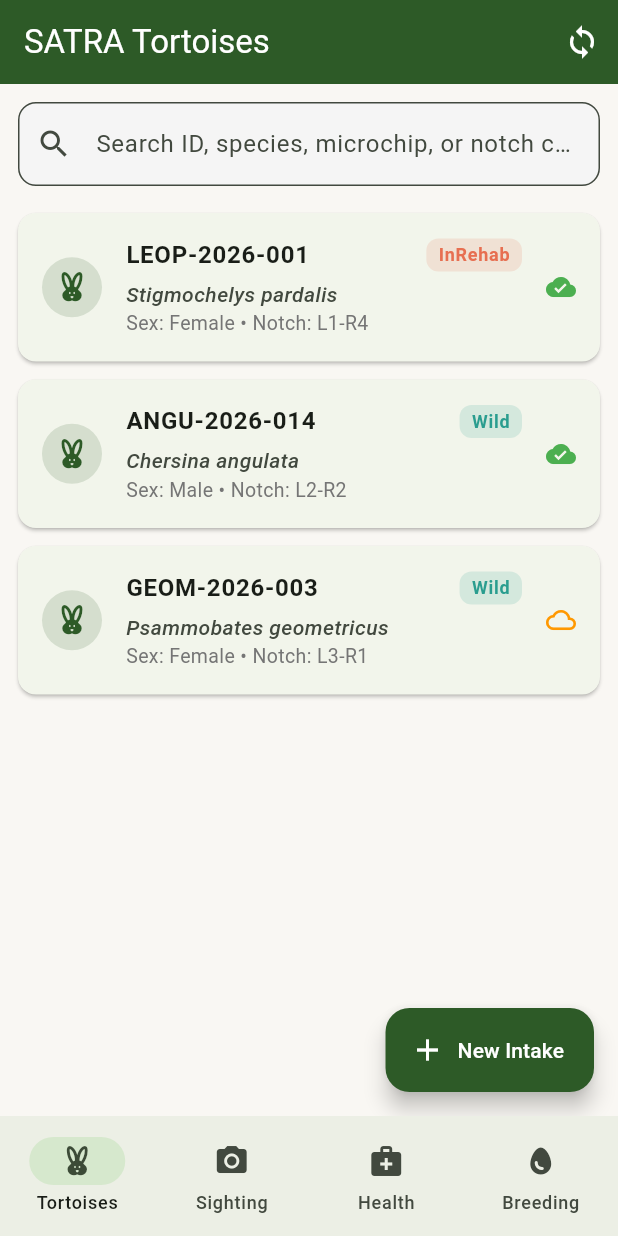
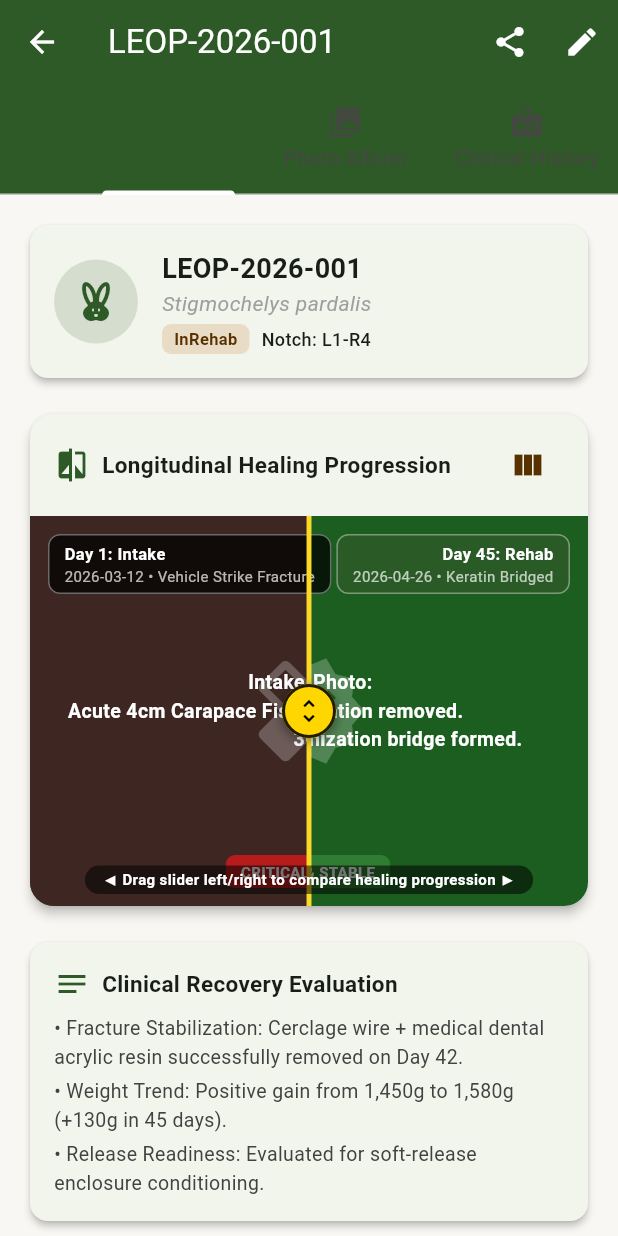
Before and after one commit to faustzar/satra, a Flutter app: the screen it shows after launch, after a tap on "LEOP-2026-001", on a phone screen of 412 x 824 dp. Run offline on Flutter 3.47's test engine with Material 3 defaults, Android fonts, the phone set to English and light mode, and no system bars; our stand-ins replace flutter_riverpod, sqflite; accounts and stored records are empty.

Commit message:
feat(mobile): add longitudinal photo comparison slider (split-wipe & dual view) and specimen detail medical records

```diff
--- /dev/null
+++ b/mobile/lib/features/specimens/presentation/specimen_detail_screen.dart
@@ -0,0 +1,325 @@
+import 'package:flutter/material.dart';
+import '../../../../core/constants/colors.dart';
+import '../models/specimen.dart';
+import 'widgets/photo_comparison_slider.dart';
+import 'widgets/scute_notch_picker.dart';
+
+class SpecimenDetailScreen extends StatefulWidget {
+  final Specimen specimen;
+
+  const SpecimenDetailScreen({
+    super.key,
+    required this.specimen,
+  });
+
+  @override
+  State<SpecimenDetailScreen> createState() => _SpecimenDetailScreenState();
+}
+
+class _SpecimenDetailScreenState extends State<SpecimenDetailScreen> with SingleTickerProviderStateMixin {
+  late TabController _tabController;
+
+  @override
+  void initState() {
+    super.initState();
+    _tabController = TabController(length: 4, vsync: this);
+  }
+
+  @override
+  Widget build(BuildContext context) {
+    final sp = widget.specimen;
+
+    return Scaffold(
+      appBar: AppBar(
+        title: Text(sp.customIdentifier),
+        actions: [
+          IconButton(
+            icon: const Icon(Icons.share),
+            tooltip: "Export Specimen Record",
+            onPressed: () {},
+          ),
+          IconButton(
+            icon: const Icon(Icons.edit),
+            tooltip: "Edit Profile",
+            onPressed: () {},
+          ),
+        ],
+        bottom: TabBar(
+          controller: _tabController,
+          isScrollable: true,
+          tabs: const [
+            Tab(icon: Icon(Icons.compare), text: "Healing Slider"),
+            Tab(icon: Icon(Icons.photo_library), text: "Photo Album"),
+            Tab(icon: Icon(Icons.medical_information), text: "Clinical History"),
+            Tab(icon: Icon(Icons.fingerprint), text: "ID & Notches"),
+          ],
+        ),
+      ),
+      body: TabBarView(
+        controller: _tabController,
+        children: [
+          // Tab 1: Longitudinal Healing Progression Slider
+          ListView(
+            padding: const EdgeInsets.all(16),
+            children: [
+              // Specimen Quick Summary Card
+              _buildSpecimenHeaderCard(sp),
+              const SizedBox(height: 16),
+
+              // Interactive Photo Comparison Slider
+              PhotoComparisonSlider(
+                beforeTitle: "Day 1: Intake",
+                beforeSubtitle: "2026-03-12 • Vehicle Strike Fracture",
+                afterTitle: "Day 45: Rehab",
+                afterSubtitle: "2026-04-26 • Keratin Bridged",
+                beforeChild: Container(
+                  color: const Color(0xFF3E2723),
+                  child: Stack(
+                    alignment: Alignment.center,
+                    children: [
+                      const Icon(Icons.healing, size: 80, color: Colors.white24),
+                      Container(
+                        padding: const EdgeInsets.all(16),
+                        child: const Text(
+                          "Intake Photo:\nAcute 4cm Carapace Fissure across Vertebral scutes 3-4",
+                          textAlign: TextAlign.center,
+                          style: TextStyle(color: Colors.white, fontWeight: FontWeight.w600, fontSize: 13),
+                        ),
+                      ),
+                      Positioned(
+                        bottom: 12,
+                        child: Container(
+                          padding: const EdgeInsets.symmetric(horizontal: 10, vertical: 4),
+                          decoration: BoxDecoration(color: Colors.red[900], borderRadius: BorderRadius.circular(6)),
+                          child: const Text("CRITICAL TRAUMA", style: TextStyle(color: Colors.white, fontSize: 10, fontWeight: FontWeight.bold)),
+                        ),
+                      ),
+                    ],
+                  ),
+                ),
+                afterChild: Container(
+                  color: const Color(0xFF1B5E20),
+                  child: Stack(
+                    alignment: Alignment.center,
+                    children: [
+                      const Icon(Icons.verified, size: 80, color: Colors.white24),
+                      Container(
+                        padding: const EdgeInsets.all(16),
+                        child: const Text(
+                          "Day 45 Photo:\nEpoxy wire-stabilization removed.\nDense secondary keratinization bridge formed.",
+                          textAlign: TextAlign.center,
+                          style: TextStyle(color: Colors.white, fontWeight: FontWeight.w600, fontSize: 13),
+                        ),
+                      ),
+                      Positioned(
+                        bottom: 12,
+                        child: Container(
+                          padding: const EdgeInsets.symmetric(horizontal: 10, vertical: 4),
+                          decoration: BoxDecoration(color: Colors.green[800], borderRadius: BorderRadius.circular(6)),
+                          child: const Text("HEALED & STABLE", style: TextStyle(color: Colors.white, fontSize: 10, fontWeight: FontWeight.bold)),
+                        ),
+                      ),
+                    ],
+                  ),
+                ),
+              ),
+
+              const SizedBox(height: 16),
+
+              // Veterinary Healing Notes
+              Card(
+                elevation: 2,
+                shape: RoundedRectangleBorder(borderRadius: BorderRadius.circular(12)),
+                child: Padding(
+                  padding: const EdgeInsets.all(16),
+                  child: Column(
+                    crossAxisAlignment: CrossAxisAlignment.start,
+                    children: [
+                      const Row(
+                        children: [
+                          Icon(Icons.notes, color: AppColors.primaryGreen),
+                          SizedBox(width: 8),
+                          Text("Clinical Recovery Evaluation", style: TextStyle(fontWeight: FontWeight.bold, fontSize: 15)),
+                        ],
+                      ),
+                      const SizedBox(height: 8),
+                      Text(
+                        "• Fracture Stabilization: Cerclage wire + medical dental acrylic resin successfully removed on Day 42.",
+                        style: TextStyle(color: Colors.grey[800], fontSize: 13),
+                      ),
+                      const SizedBox(height: 4),
+                      Text(
+                        "• Weight Trend: Positive gain from 1,450g to 1,580g (+130g in 45 days).",
+                        style: TextStyle(color: Colors.grey[800], fontSize: 13),
+                      ),
+                      const SizedBox(height: 4),
+                      Text(
+                        "• Release Readiness: Evaluated for soft-release enclosure conditioning.",
+                        style: TextStyle(color: Colors.grey[800], fontSize: 13),
+                      ),
+                    ],
+                  ),
+                ),
+              ),
+            ],
+          ),
+
+          // Tab 2: Categorized Photo Album Gallery
+          GridView.count(
+            crossAxisCount: 2,
+            padding: const EdgeInsets.all(16),
+            crossAxisSpacing: 12,
+            mainAxisSpacing: 12,
+            children: [
+              _buildPhotoCard("Dorsal Carapace", "2026-04-26", Icons.shield, Colors.brown[400]!),
+              _buildPhotoCard("Ventral Plastron", "2026-04-26", Icons.splitscreen, Colors.brown[300]!),
+              _buildPhotoCard("Head & Facial Scales", "2026-04-10", Icons.face, Colors.grey[700]!),
+              _buildPhotoCard("Radiograph (X-Ray)", "2026-03-12", Icons.medical_services, Colors.blueGrey[800]!),
+              _buildPhotoCard("Left Flank", "2026-04-01", Icons.arrow_back, Colors.brown[500]!),
+              _buildPhotoCard("Right Flank", "2026-04-01", Icons.arrow_forward, Colors.brown[500]!),
+            ],
+          ),
+
+          // Tab 3: Clinical Inspection History
+          ListView(
+            padding: const EdgeInsets.all(16),
+            children: [
+              _buildHistoryCard("Day 45 Check", "2026-04-26", "Mass: 1,580g", "SCL: 216mm", "Jackson: 0.1568", "Score 4/5"),
+              _buildHistoryCard("Week 4 Round", "2026-04-10", "Mass: 1,510g", "SCL: 215mm", "Jackson: 0.1519", "Score 3/5"),
+              _buildHistoryCard("Week 2 Round", "2026-03-26", "Mass: 1,470g", "SCL: 215mm", "Jackson: 0.1479", "Score 3/5"),
+              _buildHistoryCard("Intake Triage", "2026-03-12", "Mass: 1,450g", "SCL: 215mm", "Jackson: 0.1459", "Score 2/5 (Trauma)"),
+            ],
+          ),
+
+          // Tab 4: ID Marks & Marginal Notches
+          ListView(
+            padding: const EdgeInsets.all(16),
+            children: [
+              Card(
+                elevation: 2,
+                shape: RoundedRectangleBorder(borderRadius: BorderRadius.circular(12)),
+                child: Padding(
+                  padding: const EdgeInsets.all(16),
+                  child: Column(
+                    crossAxisAlignment: CrossAxisAlignment.start,
+                    children: [
+                      const Text("Physical Transponder & Tags", style: TextStyle(fontWeight: FontWeight.bold, fontSize: 16)),
+                      const Divider(),
+                      Text("PIT Tag (Microchip): ${sp.pitTagNumber ?? 'None'}", style: const TextStyle(fontWeight: FontWeight.w600)),
+                      Text("Sex: ${sp.sex} • Current Status: ${sp.status}"),
+                      Text("Species: ${sp.species}"),
+                    ],
+                  ),
+                ),
+              ),
+              const SizedBox(height: 16),
+              ScuteNotchPicker(
+                initialCode: sp.notchCode ?? "",
+                readOnly: true,
+                onNotchCodeChanged: (_) {},
+              ),
+            ],
+          ),
+        ],
+      ),
+    );
+  }
+
+  Widget _buildSpecimenHeaderCard(Specimen sp) {
+    return Card(
+      elevation: 2,
+      shape: RoundedRectangleBorder(borderRadius: BorderRadius.circular(12)),
+      child: Padding(
+        padding: const EdgeInsets.all(16),
+        child: Row(
+          children: [
+            CircleAvatar(
+              radius: 28,
+              backgroundColor: AppColors.primaryGreen.withOpacity(0.15),
+              child: const Icon(Icons.cruelty_free, color: AppColors.primaryGreen, size: 32),
+            ),
+            const SizedBox(width: 16),
+            Expanded(
+              child: Column(
+                crossAxisAlignment: CrossAxisAlignment.start,
+                children: [
+                  Text(sp.customIdentifier, style: const TextStyle(fontSize: 18, fontWeight: FontWeight.bold)),
+                  Text(sp.species, style: const TextStyle(fontStyle: FontStyle.italic, color: Colors.grey)),
+                  const SizedBox(height: 4),
+                  Row(
+                    children: [
+                      Container(
+                        padding: const EdgeInsets.symmetric(horizontal: 8, vertical: 2),
+                        decoration: BoxDecoration(color: AppColors.accentGold.withOpacity(0.3), borderRadius: BorderRadius.circular(6)),
+                        child: Text(sp.status, style: const TextStyle(fontSize: 11, fontWeight: FontWeight.bold, color: AppColors.earthBrown)),
+                      ),
+                      const SizedBox(width: 8),
+                      Text("Notch: ${sp.notchCode ?? 'None'}", style: const TextStyle(fontSize: 12, fontWeight: FontWeight.w500)),
+                    ],
+                  ),
+                ],
+              ),
+            ),
+          ],
+        ),
+      ),
+    );
+  }
+
+  Widget _buildPhotoCard(String label, String date, IconData icon, Color bg) {
+    return Card(
+      clipBehavior: Clip.antiAlias,
+      shape: RoundedRectangleBorder(borderRadius: BorderRadius.circular(12)),
+      child: Container(
+        color: bg,
+        child: Stack(
+          alignment: Alignment.center,
+          children: [
+            Icon(icon, size: 54, color: Colors.white24),
+            Positioned(
+              bottom: 8,
+              left: 8,
+              right: 8,
+              child: Container(
+                padding: const EdgeInsets.symmetric(horizontal: 8, vertical: 4),
+                decoration: BoxDecoration(color: Colors.black54, borderRadius: BorderRadius.circular(6)),
+                child: Column(
+                  crossAxisAlignment: CrossAxisAlignment.start,
+                  children: [
+                    Text(label, style: const TextStyle(color: Colors.white, fontWeight: FontWeight.bold, fontSize: 11)),
+                    Text(date, style: const TextStyle(color: Colors.white70, fontSize: 9)),
+                  ],
+                ),
+              ),
+            ),
+          ],
+        ),
+      ),
+    );
+  }
+
+  Widget _buildHistoryCard(String title, String date, String mass, String scl, String ratio, String bcs) {
+    return Card(
+      margin: const EdgeInsets.only(bottom: 10),
+      shape: RoundedRectangleBorder(borderRadius: BorderRadius.circular(10)),
+      child: ListTile(
+        leading: const Icon(Icons.health_and_safety, color: AppColors.primaryGreen),
+        title: Row(
+          mainAxisAlignment: MainAxisAlignment.spaceBetween,
+          children: [
+            Text(title, style: const TextStyle(fontWeight: FontWeight.bold, fontSize: 14)),
+            Text(date, style: TextStyle(color: Colors.grey[600], fontSize: 12)),
+          ],
+        ),
+        subtitle: Column(
+          crossAxisAlignment: CrossAxisAlignment.start,
+          children: [
+            const SizedBox(height: 2),
+            Text("$mass • $scl • $ratio"),
+            Text("BCS: $bcs", style: const TextStyle(color: AppColors.earthBrown, fontWeight: FontWeight.w600, fontSize: 12)),
+          ],
+        ),
+      ),
+    );
+  }
+}
--- a/mobile/lib/features/specimens/presentation/specimen_list_screen.dart
+++ b/mobile/lib/features/specimens/presentation/specimen_list_screen.dart
@@ -2,6 +2,7 @@ import 'package:flutter/material.dart';
 import '../../../core/constants/colors.dart';
 import '../models/specimen.dart';
 import 'intake_screen.dart';
+import 'specimen_detail_screen.dart';
 
 class SpecimenListScreen extends StatefulWidget {
   const SpecimenListScreen({super.key});
@@ -154,7 +155,12 @@ class _SpecimenListScreenState extends State<SpecimenListScreen> {
                       size: 20,
                     ),
                     onTap: () {
-                      // Navigate to detail
+                      Navigator.push(
+                        context,
+                        MaterialPageRoute(
+                          builder: (context) => SpecimenDetailScreen(specimen: sp),
+                        ),
+                      );
                     },
                   ),
                 );
--- /dev/null
+++ b/mobile/lib/features/specimens/presentation/widgets/photo_comparison_slider.dart
@@ -0,0 +1,281 @@
+import 'package:flutter/material.dart';
+import '../../../../core/constants/colors.dart';
+
+class PhotoComparisonSlider extends StatefulWidget {
+  final String beforeTitle;
+  final String beforeSubtitle;
+  final String afterTitle;
+  final String afterSubtitle;
+  final Widget beforeChild;
+  final Widget afterChild;
+  final double initialPosition; // 0.0 to 1.0
+
+  const PhotoComparisonSlider({
+    super.key,
+    required this.beforeTitle,
+    required this.beforeSubtitle,
+    required this.afterTitle,
+    required this.afterSubtitle,
+    required this.beforeChild,
+    required this.afterChild,
+    this.initialPosition = 0.5,
+  });
+
+  @override
+  State<PhotoComparisonSlider> createState() => _PhotoComparisonSliderState();
+}
+
+class _PhotoComparisonSliderState extends State<PhotoComparisonSlider> {
+  late double _dividerPosition; // 0.0 (all after) to 1.0 (all before)
+  bool _isSideBySide = false;
+
+  @override
+  void initState() {
+    super.initState();
+    _dividerPosition = widget.initialPosition;
+  }
+
+  @override
+  Widget build(BuildContext context) {
+    return Card(
+      elevation: 3,
+      shape: RoundedRectangleBorder(borderRadius: BorderRadius.circular(16)),
+      clipBehavior: Clip.antiAlias,
+      child: Column(
+        crossAxisAlignment: CrossAxisAlignment.stretch,
+        children: [
+          // Header with Mode Switch
+          Padding(
+            padding: const EdgeInsets.symmetric(horizontal: 16, vertical: 10),
+            child: Row(
+              mainAxisAlignment: MainAxisAlignment.spaceBetween,
+              children: [
+                const Row(
+                  children: [
+                    Icon(Icons.compare, color: AppColors.primaryGreen),
+                    SizedBox(width: 8),
+                    Text(
+                      "Longitudinal Healing Progression",
+                      style: TextStyle(fontWeight: FontWeight.bold, fontSize: 15),
+                    ),
+                  ],
+                ),
+                IconButton(
+                  tooltip: _isSideBySide ? "Switch to Split Wipe Slider" : "Switch to Side-by-Side View",
+                  icon: Icon(
+                    _isSideBySide ? Icons.view_day : Icons.view_column,
+                    color: AppColors.earthBrown,
+                  ),
+                  onPressed: () {
+                    setState(() => _isSideBySide = !_isSideBySide);
+                  },
+                ),
+              ],
+            ),
+          ),
+
+          // Side-by-Side View Mode
+          if (_isSideBySide)
+            Padding(
+              padding: const EdgeInsets.all(12.0),
+              child: Row(
+                children: [
+                  Expanded(
+                    child: Column(
+                      children: [
+                        ClipRRect(
+                          borderRadius: BorderRadius.circular(8),
+                          child: SizedBox(height: 220, child: widget.beforeChild),
+                        ),
+                        const SizedBox(height: 6),
+                        Text(widget.beforeTitle, style: const TextStyle(fontWeight: FontWeight.bold, fontSize: 12)),
+                        Text(widget.beforeSubtitle, style: TextStyle(color: Colors.grey[600], fontSize: 11)),
+                      ],
+                    ),
+                  ),
+                  const SizedBox(width: 10),
+                  Expanded(
+                    child: Column(
+                      children: [
+                        ClipRRect(
+                          borderRadius: BorderRadius.circular(8),
+                          child: SizedBox(height: 220, child: widget.afterChild),
+                        ),
+                        const SizedBox(height: 6),
+                        Text(widget.afterTitle, style: const TextStyle(fontWeight: FontWeight.bold, fontSize: 12, color: AppColors.primaryGreen)),
+                        Text(widget.afterSubtitle, style: TextStyle(color: Colors.grey[600], fontSize: 11)),
+                      ],
+                    ),
+                  ),
+                ],
+              ),
+            )
+          else
+            // Interactive Wipe / Split-Screen Drag Slider
+            LayoutBuilder(
+              builder: (context, constraints) {
+                final totalWidth = constraints.maxWidth;
+                final totalHeight = 260.0;
+                final dividerX = totalWidth * _dividerPosition;
+
+                return GestureDetector(
+                  onHorizontalDragUpdate: (details) {
+                    setState(() {
+                      _dividerPosition = (_dividerPosition + details.delta.dx / totalWidth).clamp(0.02, 0.98);
+                    });
+                  },
+                  child: SizedBox(
+                    width: totalWidth,
+                    height: totalHeight,
+                    child: Stack(
+                      children: [
+                        // Layer 1: After Image (Full background)
+                        Positioned.fill(
+                          child: widget.afterChild,
+                        ),
+
+                        // Layer 2: Before Image (Clipped to dividerX)
+                        Positioned(
+                          left: 0,
+                          top: 0,
+                          bottom: 0,
+                          width: dividerX,
+                          child: ClipRect(
+                            child: OverflowBox(
+                              maxWidth: totalWidth,
+                              maxHeight: totalHeight,
+                              minWidth: totalWidth,
+                              minHeight: totalHeight,
+                              alignment: Alignment.centerLeft,
+                              child: widget.beforeChild,
+                            ),
+                          ),
+                        ),
+
+                        // Left Badge: Before
+                        Positioned(
+                          left: 12,
+                          top: 12,
+                          child: Container(
+                            padding: const EdgeInsets.symmetric(horizontal: 10, vertical: 4),
+                            decoration: BoxDecoration(
+                              color: Colors.black.withOpacity(0.75),
+                              borderRadius: BorderRadius.circular(8),
+                              border: Border.all(color: Colors.white38),
+                            ),
+                            child: Column(
+                              crossAxisAlignment: CrossAxisAlignment.start,
+                              children: [
+                                Text(
+                                  widget.beforeTitle,
+                                  style: const TextStyle(color: Colors.white, fontWeight: FontWeight.bold, fontSize: 11),
+                                ),
+                                Text(
+                                  widget.beforeSubtitle,
+                                  style: const TextStyle(color: Colors.white70, fontSize: 10),
+                                ),
+                              ],
+                            ),
+                          ),
+                        ),
+
+                        // Right Badge: After
+                        Positioned(
+                          right: 12,
+                          top: 12,
+                          child: Container(
+                            padding: const EdgeInsets.symmetric(horizontal: 10, vertical: 4),
+                            decoration: BoxDecoration(
+                              color: AppColors.primaryGreen.withOpacity(0.85),
+                              borderRadius: BorderRadius.circular(8),
+                              border: Border.all(color: Colors.white38),
+                            ),
+                            child: Column(
+                              crossAxisAlignment: CrossAxisAlignment.end,
+                              children: [
+                                Text(
+                                  widget.afterTitle,
+                                  style: const TextStyle(color: Colors.white, fontWeight: FontWeight.bold, fontSize: 11),
+                                ),
+                                Text(
+                                  widget.afterSubtitle,
+                                  style: const TextStyle(color: Colors.white70, fontSize: 10),
+                                ),
+                              ],
+                            ),
+                          ),
+                        ),
+
+                        // Vertical Divider Line
+                        Positioned(
+                          left: dividerX - 1.5,
+                          top: 0,
+                          bottom: 0,
+                          width: 3,
+                          child: Container(
+                            color: Colors.white,
+                            child: Container(
+                              color: AppColors.fieldHighContrastYellow.withOpacity(0.9),
+                            ),
+                          ),
+                        ),
+
+                        // Center Draggable Handle Pill
+                        Positioned(
+                          left: dividerX - 18,
+                          top: (totalHeight / 2) - 18,
+                          child: Container(
+                            width: 36,
+                            height: 36,
+                            decoration: BoxDecoration(
+                              color: AppColors.fieldHighContrastYellow,
+                              shape: BoxShape.circle,
+                              border: Border.all(color: Colors.black87, width: 2),
+                              boxShadow: const [
+                                BoxShadow(
+                                  color: Colors.black45,
+                                  blurRadius: 6,
+                                  offset: Offset(0, 2),
+                                )
+                              ],
+                            ),
+                            child: const Center(
+                              child: Icon(
+                                Icons.unfold_more,
+                                size: 20,
+                                color: Colors.black,
+                              ),
+                            ),
+                          ),
+                        ),
+
+                        // Bottom Help Hint
+                        Positioned(
+                          bottom: 8,
+                          left: 0,
+                          right: 0,
+                          child: Center(
+                            child: Container(
+                              padding: const EdgeInsets.symmetric(horizontal: 12, vertical: 2),
+                              decoration: BoxDecoration(
+                                color: Colors.black54,
+                                borderRadius: BorderRadius.circular(12),
+                              ),
+                              child: const Text(
+                                "◀ Drag slider left/right to compare healing progression ▶",
+                                style: TextStyle(color: Colors.white, fontSize: 10, fontWeight: FontWeight.w600),
+                              ),
+                            ),
+                          ),
+                        ),
+                      ],
+                    ),
+                  ),
+                );
+              },
+            ),
+        ],
+      ),
+    );
+  }
+}
```
